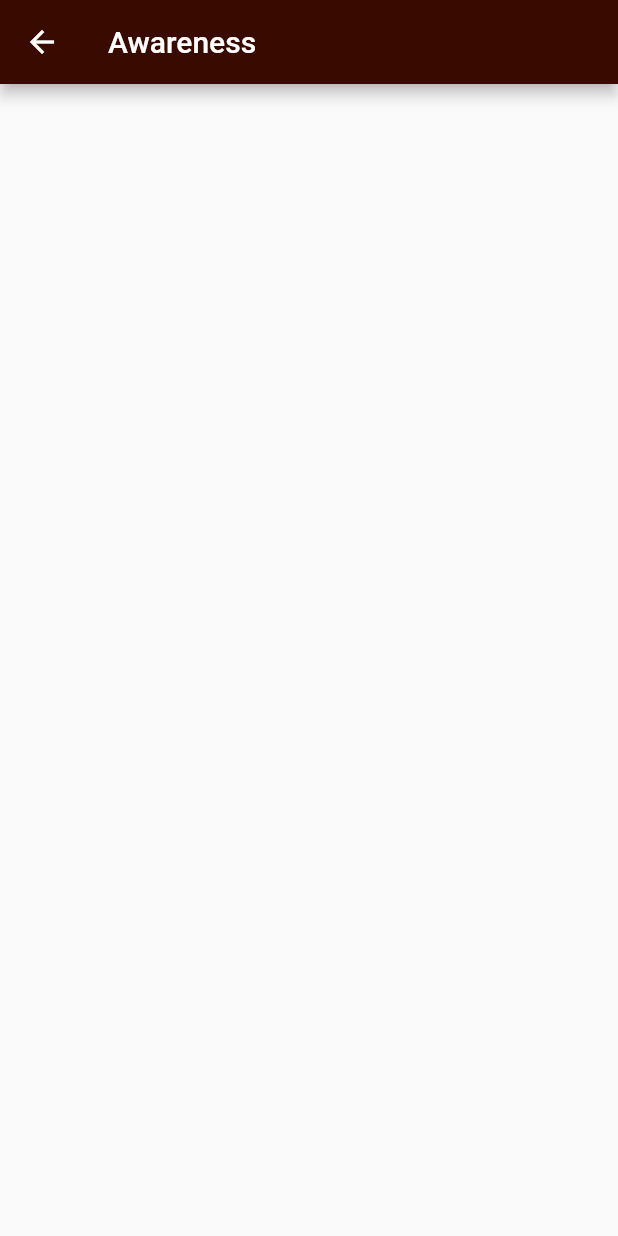
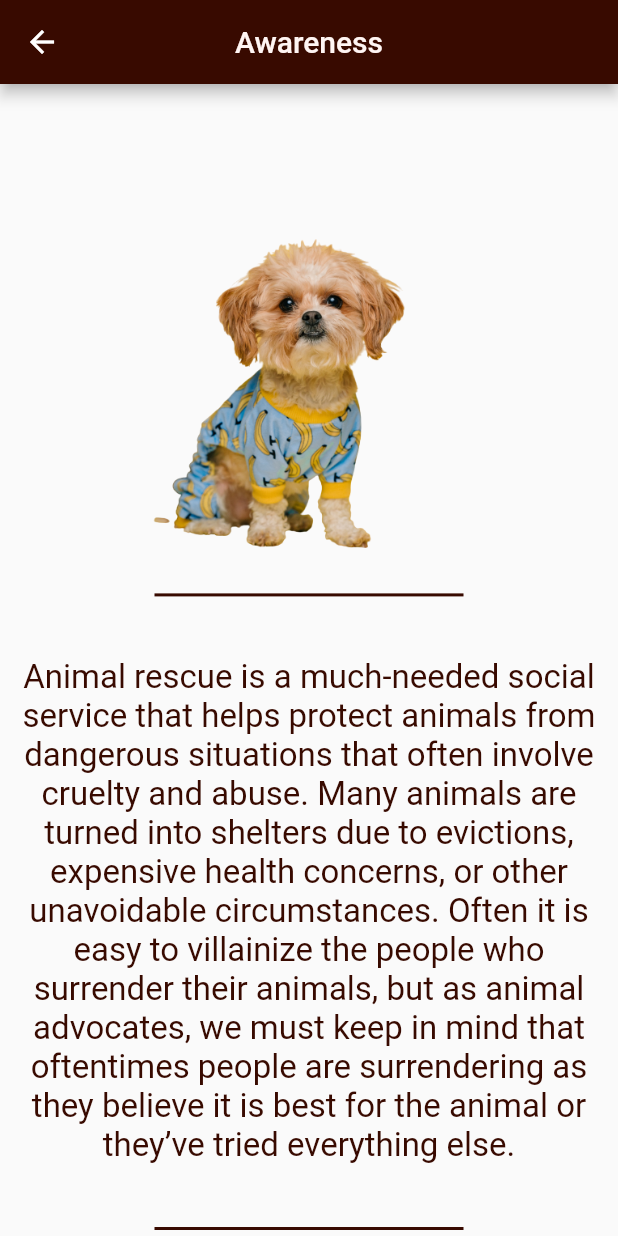
Before and after one commit to RunTimeTerror-0/save-pets, a Flutter app: the AwarenessScreen screen opened directly, on a phone screen of 412 x 824 dp. Run offline on Flutter 3.47's test engine with Material 2 defaults, Android fonts, the phone set to English and light mode, and no system bars; our stand-ins replace cloud_firestore, firebase_auth, firebase_core, firebase_storage, flutter_bloc, image_picker and 1 more; missing offline and left inert: svg_flutter; accounts and stored records are empty.

Commit message:
create awareness

```diff
--- a/lib/presentation/view/screens/awareness.dart
+++ b/lib/presentation/view/screens/awareness.dart
@@ -1,5 +1,7 @@
 import 'package:flutter/material.dart';
 import 'package:save/core/utils/app_colors.dart';
+import 'package:save/core/utils/media_query_values.dart';
+import 'package:save/core/utils/style_manager.dart';
 
 class AwarenessScreen extends StatelessWidget {
   const AwarenessScreen({super.key});
@@ -8,8 +10,44 @@ class AwarenessScreen extends StatelessWidget {
   Widget build(BuildContext context) {
     return Scaffold(
       appBar: AppBar(
-        title: const Text("Awareness"),
+        centerTitle: true,
+        title: Text(
+          "Awareness",
+          style: TextStyle(color: AppColors.offWhite),
+        ),
         backgroundColor: AppColors.darkBrown,
+      ),
+      body: Padding(
+        padding: const EdgeInsets.all(10.0),
+        child: Column(
+          children: [
+            Center(
+              child: Image.asset("assets/photos/karsten-winegeart.png",
+                  height: context.height * 0.4),
+            ),
+            Container(
+              width: context.width * 0.5,
+              color: AppColors.darkBrown,
+              height: 2.0,
+            ),
+            SizedBox(
+              height: context.height * 0.05,
+            ),
+            Text(
+              "Animal rescue is a much-needed social service that helps protect animals from dangerous situations that often involve cruelty and abuse. Many animals are turned into shelters due to evictions, expensive health concerns, or other unavoidable circumstances. Often it is easy to villainize the people who surrender their animals, but as animal advocates, we must keep in mind that oftentimes people are surrendering as they believe it is best for the animal or they’ve tried everything else.",
+              style: getRegularStyle(color: AppColors.darkBrown, fontSize: 22),
+              textAlign: TextAlign.center,
+            ),
+            SizedBox(
+              height: context.height * 0.05,
+            ),
+            Container(
+              width: context.width * 0.5,
+              color: AppColors.darkBrown,
+              height: 2.0,
+            ),
+          ],
+        ),
       ),
     );
   }
--- a/lib/presentation/view/screens/home_screen.dart
+++ b/lib/presentation/view/screens/home_screen.dart
@@ -3,6 +3,7 @@ import 'package:save/config/routes/app_routs.dart';
 import 'package:save/core/utils/app_colors.dart';
 import 'package:save/core/utils/media_query_values.dart';
 import 'package:save/core/utils/style_manager.dart';
+import 'package:save/presentation/view/screens/Awareness.dart';
 import 'package:save/presentation/view/screens/help_theme_screen.dart';
 import 'package:save/presentation/view/screens/pets_screen.dart';
 import 'package:save/presentation/view/screens/request_screen.dart';
@@ -215,7 +216,9 @@ class HomeScreen extends StatelessWidget {
                         lable: "Start a journey",
                         height: context.height * 0.07,
                         width: context.width * 0.8,
-                        onTap: () {},
+                        onTap: () {
+                          navigateTo(context, const AwarenessScreen());
+                        },
                         isOutlined: false),
                   ),
                 ],
```
